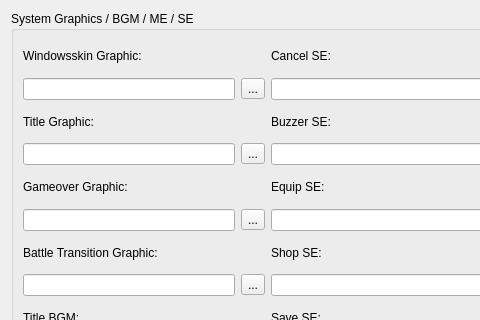
Qt form editors/system/editsystem.ui (jowin202/YaRXP) before a commit; both pictures show x 0 to 480 and y 0 to 320 of the 788 by 713 pixel window.
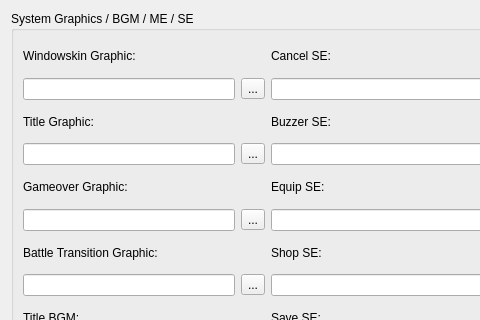
The same form after that commit.

What changed in the file:
```diff
--- a/editors/system/editsystem.ui
+++ b/editors/system/editsystem.ui
@@ -25,7 +25,7 @@
         <item row="0" column="0" colspan="2">
          <widget class="QLabel" name="label_9">
           <property name="text">
-           <string>Windowsskin Graphic:</string>
+           <string>Windowskin Graphic:</string>
           </property>
          </widget>
         </item>
```
Left out of the diff: 20 changed lines with no effect on the pictures.
